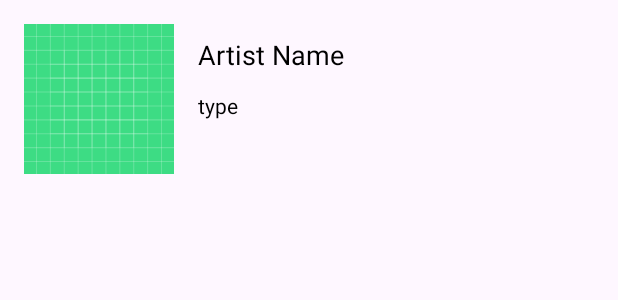
After one commit to joelEVR/Final_Project_Mobile_Programming, an Android app: the layout item_artist.xml on its own in the app's theme, with its tools: preview values and no code run, on a phone screen of 412 x 824 dp. The commit adds this screen. Shown: the top 300 px of the screen. Run offline under Robolectric (Android 15) with nearby library versions, the phone set to English and light mode, and no system bars.

Commit message:
Draft for the next layouts - item_artist.xml - item_song.xml - activity_song_list.xml
Signed-off-by: Joel Velasquez <150091426+joelEVR@users.noreply.github.com>

```diff
--- a/app/src/main/res/layout/activity_search_activity.xml
+++ b/app/src/main/res/layout/activity_search_activity.xml
@@ -11,7 +11,7 @@
         android:id="@+id/myToolbar"
         android:layout_width="match_parent"
         android:layout_height="wrap_content"
-        android:background="#4B534F"
+        android:background="#135081"
         android:minHeight="?attr/actionBarSize"
         android:theme="?attr/actionBarTheme"
         app:title="@string/title_search"
--- /dev/null
+++ b/app/src/main/res/layout/item_artist.xml
@@ -0,0 +1,42 @@
+<?xml version="1.0" encoding="utf-8"?>
+<androidx.constraintlayout.widget.ConstraintLayout xmlns:android="http://schemas.android.com/apk/res/android"
+    xmlns:app="http://schemas.android.com/apk/res-auto"
+    xmlns:tools="http://schemas.android.com/tools"
+    android:layout_width="match_parent"
+    android:layout_height="wrap_content">
+
+    <ImageView
+        android:id="@+id/ivArtist"
+        android:layout_width="100dp"
+        android:layout_height="100dp"
+        android:layout_marginStart="16dp"
+        android:layout_marginTop="16dp"
+        android:src="@drawable/ic_launcher_background"
+        app:layout_constraintStart_toStartOf="parent"
+        app:layout_constraintTop_toTopOf="parent" />
+
+    <TextView
+        android:id="@+id/tvArtistName"
+        android:layout_width="wrap_content"
+        android:layout_height="wrap_content"
+        android:layout_marginStart="16dp"
+        android:layout_marginTop="8dp"
+        android:text="Artist Name"
+        android:textColor="@color/black"
+        android:textSize="18sp"
+        app:layout_constraintStart_toEndOf="@+id/ivArtist"
+        app:layout_constraintTop_toTopOf="@+id/ivArtist" />
+
+    <TextView
+        android:id="@+id/tvArtistFans"
+        android:layout_width="wrap_content"
+        android:layout_height="wrap_content"
+        android:layout_marginTop="12dp"
+        android:text="type"
+        android:textColor="@color/black"
+        android:textSize="14sp"
+        app:layout_constraintStart_toStartOf="@+id/tvArtistName"
+        app:layout_constraintTop_toBottomOf="@+id/tvArtistName" />
+
+
+</androidx.constraintlayout.widget.ConstraintLayout>
```
Also changed, not shown: app/src/main/res/layout/activity_song_list.xml (added, +26 -0 lines), app/src/main/res/layout/item_song.xml (added, +76 -0 lines).
